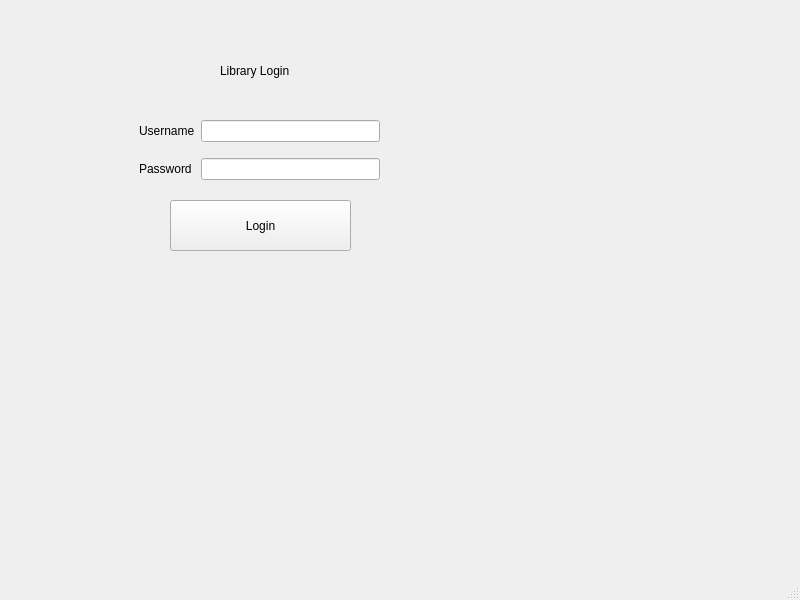
jandrealyn/LibraryQtSystem, file NewWindowChur/mainwindow.ui: the form before one commit.
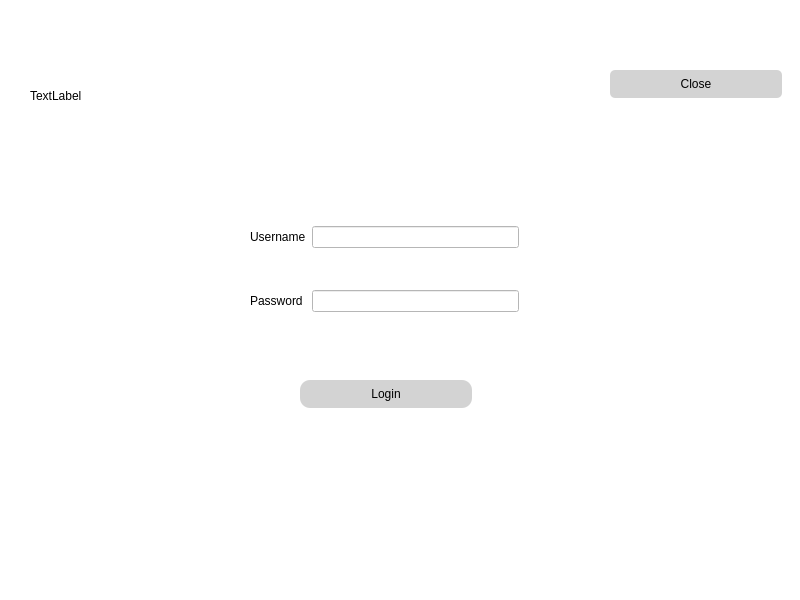
The form after the commit.

```diff
--- a/NewWindowChur/mainwindow.ui
+++ b/NewWindowChur/mainwindow.ui
@@ -13,15 +13,70 @@
   <property name="windowTitle">
    <string>MainWindow</string>
   </property>
+  <property name="styleSheet">
+   <string notr="true">background-color:rgb(255, 255, 255); </string>
+  </property>
   <widget class="QWidget" name="centralwidget">
-   <widget class="QPushButton" name="pushButton">
+   <property name="autoFillBackground">
+    <bool>false</bool>
+   </property>
+   <widget class="QLabel" name="img">
     <property name="geometry">
      <rect>
-      <x>170</x>
-      <y>200</y>
-      <width>181</width>
-      <height>51</height>
+      <x>30</x>
+      <y>60</y>
+      <width>271</width>
+      <height>71</height>
      </rect>
+    </property>
+    <property name="styleSheet">
+     <string notr="true"/>
+    </property>
+    <property name="text">
+     <string>TextLabel</string>
+    </property>
+   </widget>
+   <widget class="QPushButton" name="close">
+    <property name="geometry">
+     <rect>
+      <x>610</x>
+      <y>70</y>
+      <width>172</width>
+      <height>28</height>
+     </rect>
+    </property>
+    <property name="styleSheet">
+     <string notr="true">QPushButton#close{
+background-color: #d3d3d3;
+border-width: 2px;
+border-radius: 5px;
+border-color: black;
+min-width: 5em;
+padding: 3px;
+}</string>
+    </property>
+    <property name="text">
+     <string>Close</string>
+    </property>
+   </widget>
+   <widget class="QPushButton" name="login">
+    <property name="geometry">
+     <rect>
+      <x>300</x>
+      <y>380</y>
+      <width>172</width>
+      <height>28</height>
+     </rect>
+    </property>
+    <property name="styleSheet">
+     <string notr="true">QPushButton#login{
+background-color: #d3d3d3;
+border-width: 2px;
+border-radius: 10px;
+border-color: black;
+min-width: 10em;
+padding: 6px;
+}</string>
     </property>
     <property name="text">
      <string>Login</string>
@@ -30,10 +85,10 @@
    <widget class="QWidget" name="gridLayoutWidget">
     <property name="geometry">
      <rect>
-      <x>139</x>
-      <y>110</y>
-      <width>241</width>
-      <height>80</height>
+      <x>250</x>
+      <y>190</y>
+      <width>269</width>
+      <height>159</height>
      </rect>
     </property>
     <layout class="QGridLayout" name="gridLayout">
@@ -59,19 +114,6 @@
      </item>
     </layout>
    </widget>
-   <widget class="QLabel" name="label_3">
-    <property name="geometry">
-     <rect>
-      <x>220</x>
-      <y>50</y>
-      <width>71</width>
-      <height>41</height>
-     </rect>
-    </property>
-    <property name="text">
-     <string>Library Login</string>
-    </property>
-   </widget>
   </widget>
   <widget class="QMenuBar" name="menubar">
    <property name="geometry">
```
Left out of the diff: 16 changed lines with no effect on the pictures.
